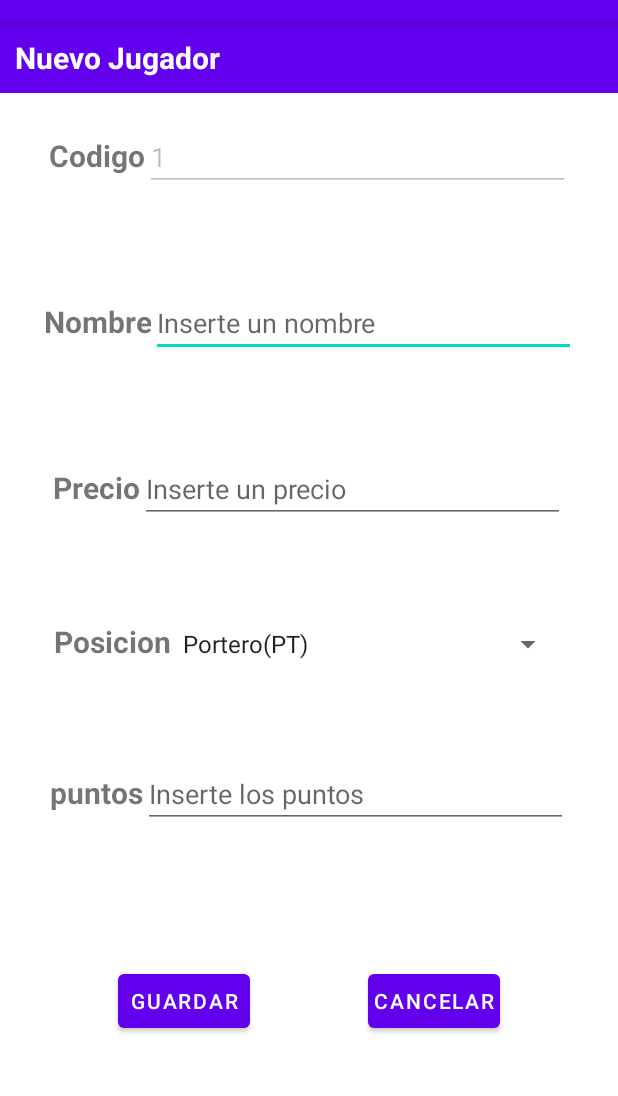
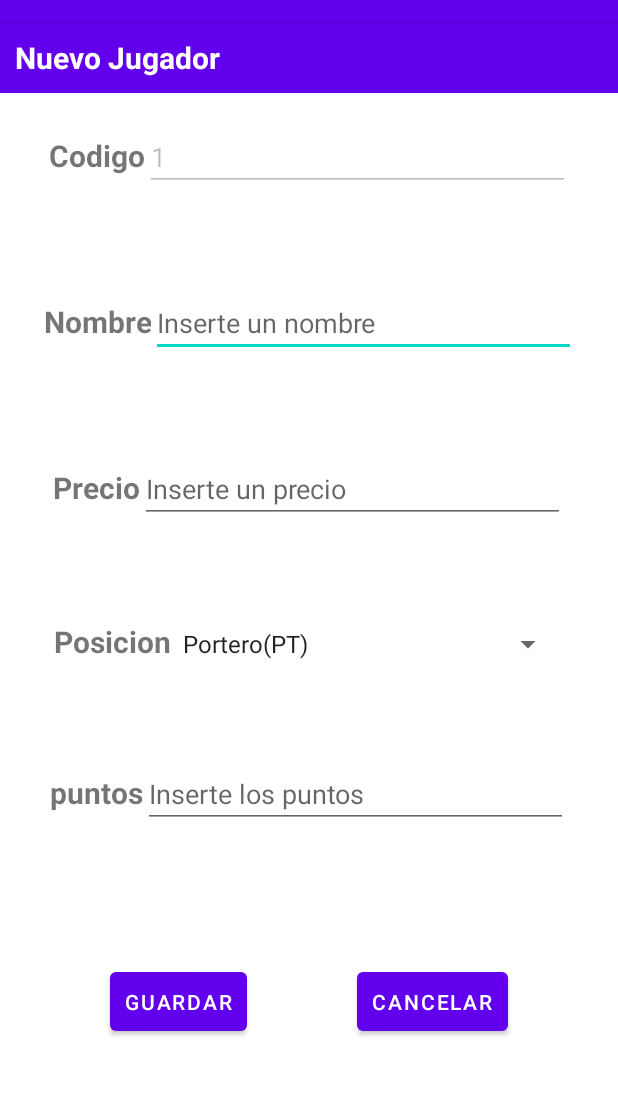
Before and after one commit to rcanelav/Ej1RCV, an Android app: the AddPlayerActivity screen opened directly, with no data from a screen before it, on a phone screen of 412 x 824 dp, the part 62-1158 px from its top. Run offline under Robolectric (Android 15) with nearby library versions, the phone set to English and light mode, and no system bars.

Commit message:
ADD: increase btn padding

```diff
--- a/app/src/main/res/layout/activity_add_player.xml
+++ b/app/src/main/res/layout/activity_add_player.xml
@@ -219,7 +219,7 @@
             android:id="@+id/btnSave"
             android:layout_width="wrap_content"
             android:layout_height="wrap_content"
-            android:padding="3dp"
+            android:padding="10dp"
             android:text="Guardar"
             app:layout_constraintBottom_toBottomOf="parent"
             app:layout_constraintEnd_toStartOf="@id/btnCancel"
@@ -231,7 +231,7 @@
             android:id="@+id/btnCancel"
             android:layout_width="wrap_content"
             android:layout_height="wrap_content"
-            android:padding="3dp"
+            android:padding="10dp"
             android:text="Cancelar"
             app:layout_constraintBottom_toBottomOf="parent"
             app:layout_constraintEnd_toEndOf="parent"
```
